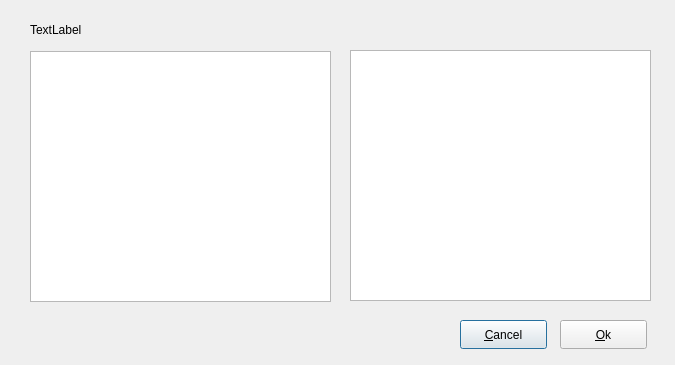
lvklabs/chatbot, file src/main-project/front-end/portdialog.ui: the form before one commit.
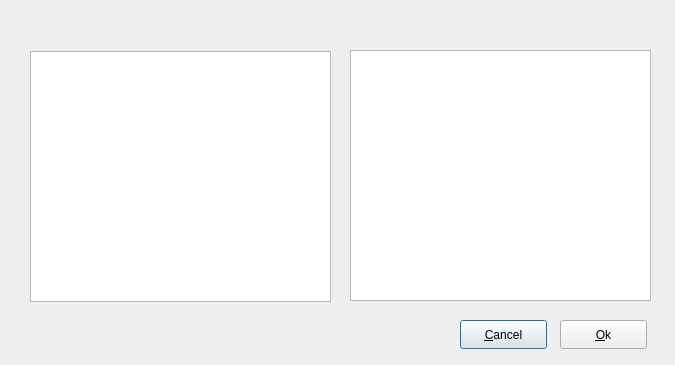
The form after the commit.

The edit to the form file:
```diff
--- a/src/main-project/front-end/portdialog.ui
+++ b/src/main-project/front-end/portdialog.ui
@@ -40,12 +40,12 @@
     <rect>
      <x>30</x>
      <y>20</y>
-     <width>341</width>
+     <width>621</width>
      <height>19</height>
     </rect>
    </property>
    <property name="text">
-    <string>TextLabel</string>
+    <string/>
    </property>
   </widget>
   <widget class="QTextEdit" name="rulePreview">
```
Left out of the diff: 2 changed lines with no effect on the pictures.
